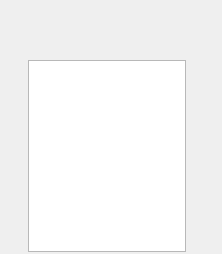
silvansky/Contacts, file src/plugins/statuschanger/statuswidget.ui: the form before one commit.
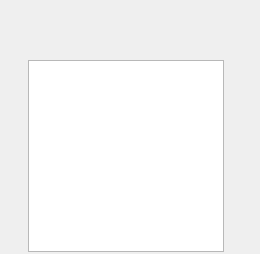
The form after the commit. Custom widgets are drawn as their Qt base class.

```diff
--- a/src/plugins/statuschanger/statuswidget.ui
+++ b/src/plugins/statuschanger/statuswidget.ui
@@ -6,7 +6,7 @@
    <rect>
     <x>0</x>
     <y>0</y>
-    <width>222</width>
+    <width>260</width>
     <height>254</height>
    </rect>
   </property>
```
Left out of the diff: 8 changed lines with no effect on the pictures.
